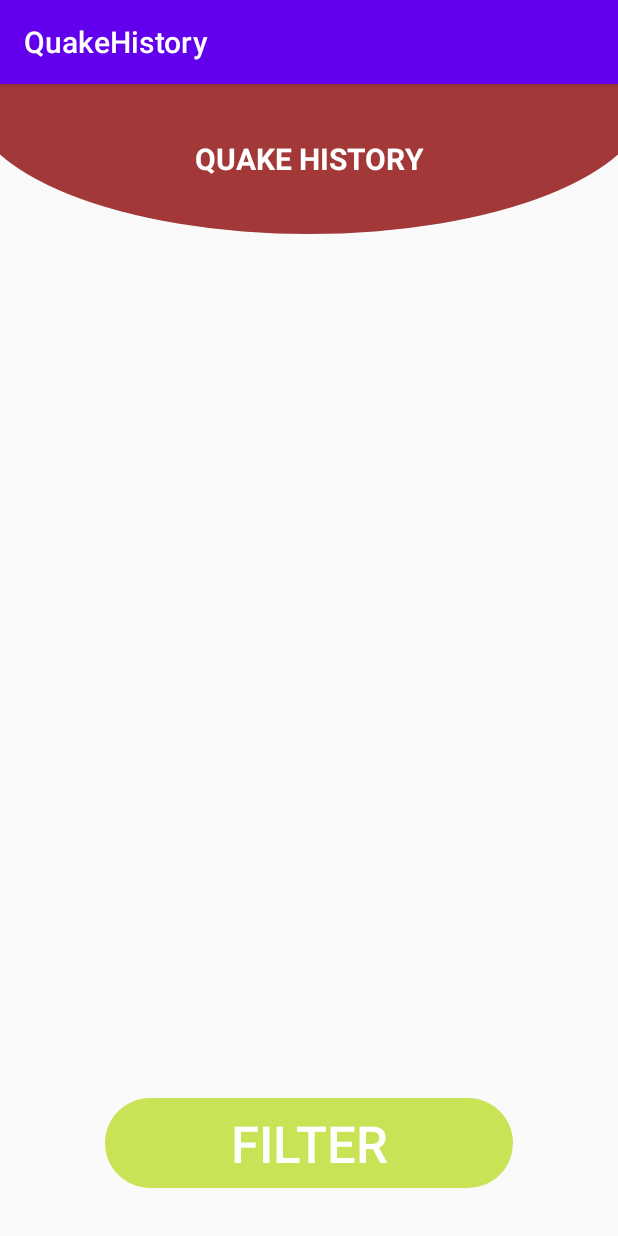
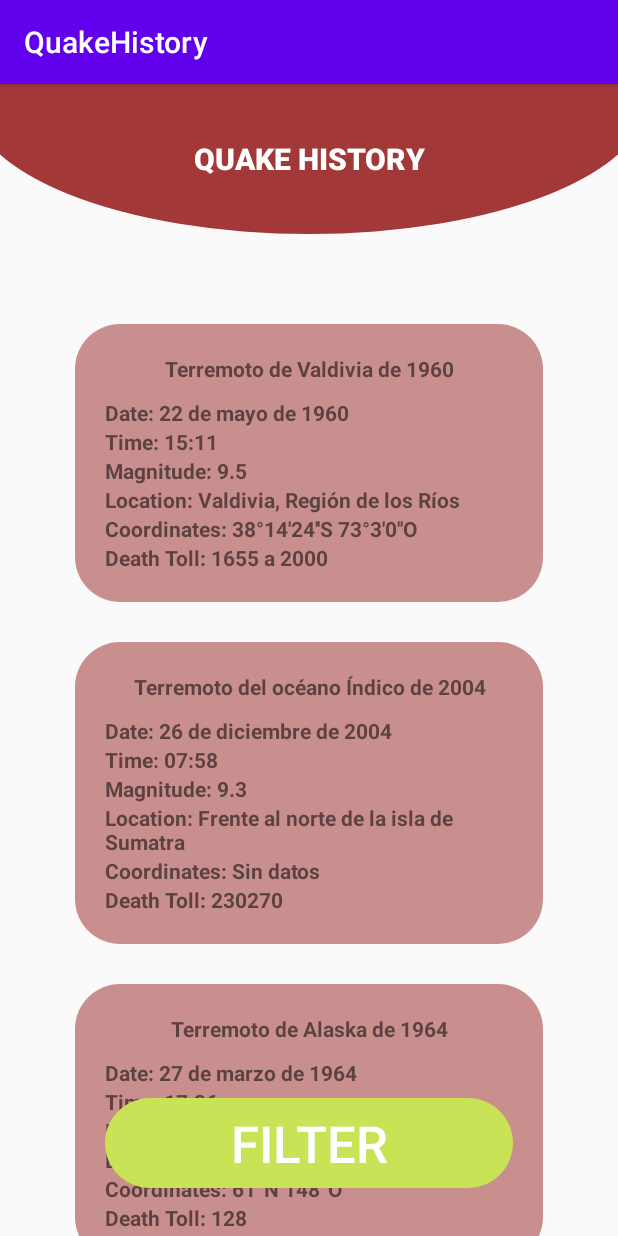
Before and after one commit to josmarqu/Quake_History_Android_Room_App, an Android app: the QuakeHistory screen opened directly, with no data from a screen before it, on a phone screen of 412 x 824 dp. Run offline under Robolectric (Android 15) with nearby library versions, the phone set to English and light mode, and no system bars; our stand-ins replace Room's generated code.

Commit message:
design implemented

```diff
--- a/app/src/main/java/com/example/quakehistory/EqAdapter.java
+++ b/app/src/main/java/com/example/quakehistory/EqAdapter.java
@@ -1,4 +1,87 @@
 package com.example.quakehistory;
 
-public class EqAdapter {
+import android.content.Context;
+import android.view.LayoutInflater;
+import android.view.View;
+import android.view.ViewGroup;
+import android.widget.TextView;
+
+import androidx.annotation.NonNull;
+import androidx.recyclerview.widget.RecyclerView;
+
+
+import com.example.quakehistory.db.room_tables.EarthQuake;
+
+import java.util.List;
+
+public class EqAdapter extends RecyclerView.Adapter<EqAdapter.EqViewHolder> {
+    private List<EarthQuake> eqList;
+    private Context context;
+
+   public EqAdapter(List<EarthQuake> eqList, Context context) {
+        this.eqList = eqList;
+        this.context = context;
+    }
+
+    @NonNull
+    @Override
+    public EqAdapter.EqViewHolder onCreateViewHolder(@NonNull ViewGroup parent, int viewType) {
+        View itemView = LayoutInflater.from(parent.getContext()).inflate(R.layout.earthquake_item, parent, false);
+        return new EqViewHolder(itemView);
+    }
+
+
+    @Override
+    public void onBindViewHolder(@NonNull EqAdapter.EqViewHolder holder, int position) {
+        EarthQuake eq = eqList.get(position);
+        holder.tvTitle.setText(eq.deviceName);
+        String[] parts = eq.date.split(", ");
+        String date, time;
+        if (parts.length == 1) {
+            date = parts[0];
+            time = "n/a";
+        }
+        else {
+            date = parts[0];
+            time = parts[1];
+        }
+        holder.tvDate.setText(context.getResources().getString(R.string.date) + " " + date);
+        holder.tvTime.setText(context.getResources().getString(R.string.time) + " " + time);
+        holder.tvMag.setText(context.getResources().getString(R.string.magnitude) + " " + eq.magnitude);
+        holder.tvLoc.setText(context.getResources().getString(R.string.location) + " " + eq.location);
+        holder.tvCoords.setText(context.getResources().getString(R.string.coordinates) + " " + eq.coordinates);
+        holder.tvDt.setText(context.getResources().getString(R.string.death_toll) + " " + eq.deathToll);
+
+        ViewGroup.MarginLayoutParams layoutParams = (ViewGroup.MarginLayoutParams) holder.itemView.getLayoutParams();
+        if (position == 0) {
+               layoutParams.setMargins(0, 240, 0, 0);
+        }
+        else if (position == eqList.size() - 1) {
+            layoutParams.setMargins(0, 40, 0, 240);
+        }
+        else {
+            layoutParams.setMargins(0, 40, 0, 0);
+        }
+
+        holder.itemView.setLayoutParams(layoutParams);
+   }
+
+    @Override
+    public int getItemCount() {
+        return eqList.size();
+    }
+
+    public class EqViewHolder  extends RecyclerView.ViewHolder{
+        public TextView tvTitle, tvDate, tvTime, tvMag, tvLoc, tvCoords, tvDt;
+        public EqViewHolder(@NonNull View itemView) {
+            super(itemView);
+            tvTitle = itemView.findViewById(R.id.tvTitle);
+            tvDate = itemView.findViewById(R.id.tvDate);
+            tvTime = itemView.findViewById(R.id.tvTime);
+            tvMag = itemView.findViewById(R.id.tvMag);
+            tvLoc = itemView.findViewById(R.id.tvLoc);
+            tvCoords = itemView.findViewById(R.id.tvCoords);
+            tvDt = itemView.findViewById(R.id.tvDt);
+        }
+    }
 }
--- a/app/src/main/java/com/example/quakehistory/QuakeHistory.java
+++ b/app/src/main/java/com/example/quakehistory/QuakeHistory.java
@@ -1,6 +1,9 @@
 package com.example.quakehistory;
 
 import androidx.appcompat.app.AppCompatActivity;
+import androidx.recyclerview.widget.DefaultItemAnimator;
+import androidx.recyclerview.widget.LinearLayoutManager;
+import androidx.recyclerview.widget.RecyclerView;
 
 import android.os.Bundle;
 import android.widget.Button;
@@ -14,20 +17,22 @@ import java.util.ArrayList;
 import java.util.Arrays;
 
 
-public class QuakeHistory extends AppCompatActivity implements OnDialogListener{
-   private Button btnFilter;
+public class QuakeHistory extends AppCompatActivity implements OnDialogListener {
+    private Button btnFilter;
+
     @Override
     protected void onCreate(Bundle savedInstanceState) {
         super.onCreate(savedInstanceState);
         setContentView(R.layout.activity_quake_history);
         initButton();
         initDataLoad();
-        initRvLoad();
+        ArrayList<EarthQuake> earthQuakes = new ArrayList<>();
+        for (EarthQuake eq : EarthQuakeDB.getDatabase(this).eqDao().getAll()) {
+            earthQuakes.add(eq);
+        }
+        initRvLoad(earthQuakes);
     }
 
-    private void initRvLoad() {
-
-    }
 
     private void initDataLoad() {
         File dbFile = getDatabasePath("earth_quake_db");
@@ -47,10 +52,18 @@ public class QuakeHistory extends AppCompatActivity implements OnDialogListener{
         for (CtryAffected ctry : ctryAffected) {
             eqDB.countryDao().insert(ctry);
         }
+    }
 
 
+    private void initRvLoad(ArrayList<EarthQuake> earthQuakes) {
+        EqAdapter adapter = new EqAdapter(earthQuakes, this);
+        RecyclerView.LayoutManager layoutManager = new LinearLayoutManager(this);
+        RecyclerView rvEarthQuake = findViewById(R.id.rvQuakeHistory);
+        rvEarthQuake.setLayoutManager(layoutManager);
+        rvEarthQuake.setItemAnimator(new DefaultItemAnimator());
+        rvEarthQuake.setAdapter(adapter);
+    }
 
-        }
 
     private ArrayList<CtryAffected> loadArrayCtry() {
         ArrayList<CtryAffected> listCtry = new ArrayList<>(Arrays.asList(
--- a/app/src/main/res/layout/activity_quake_history.xml
+++ b/app/src/main/res/layout/activity_quake_history.xml
@@ -6,34 +6,28 @@
     android:layout_height="match_parent"
     tools:context=".QuakeHistory">
 
-    <FrameLayout
-        android:id="@+id/frameLayout"
+    <Button
+        android:id="@+id/button2"
         android:layout_width="match_parent"
-        android:layout_height="100dp"
+        android:layout_height="0dp"
+        android:layout_marginBottom="-100dp"
         android:background="@drawable/semicircle_shape"
-        app:layout_constraintTop_toTopOf="parent"
-        tools:layout_editor_absoluteX="1dp">
-
-        <TextView
-            android:id="@+id/textView10"
-            android:layout_width="match_parent"
-            android:layout_height="match_parent"
-            android:gravity="center"
-            android:text="@string/quake_history"
-            android:textAlignment="center"
-            android:textColor="@color/white"
-            android:textSize="20sp"
-            android:textStyle="bold" />
-    </FrameLayout>
+        android:clickable="false"
+        android:text="@string/quake_history"
+        android:textColor="@color/white"
+        android:textSize="20sp"
+        android:textStyle="bold"
+        app:layout_constraintBottom_toTopOf="@+id/rvQuakeHistory"
+        app:layout_constraintTop_toTopOf="parent" />
 
     <androidx.recyclerview.widget.RecyclerView
-        android:layout_width="409dp"
-        android:layout_height="549dp"
-        android:layout_marginTop="32dp"
-        android:layout_marginBottom="32dp"
-        app:layout_constraintBottom_toTopOf="@+id/btnFilter"
+        android:id="@+id/rvQuakeHistory"
+        android:layout_width="match_parent"
+        android:layout_height="match_parent"
+        android:visibility="visible"
+        app:layout_constraintBottom_toBottomOf="parent"
         app:layout_constraintEnd_toEndOf="parent"
-        app:layout_constraintTop_toBottomOf="@+id/frameLayout" />
+        app:layout_constraintStart_toStartOf="parent" />
 
     <Button
         android:id="@+id/btnFilter"
--- a/app/src/main/res/layout/earthquake_item.xml
+++ b/app/src/main/res/layout/earthquake_item.xml
@@ -2,49 +2,64 @@
 <LinearLayout xmlns:android="http://schemas.android.com/apk/res/android"
     android:layout_width="match_parent"
     android:layout_height="wrap_content"
+    android:layout_marginStart="50dp"
+    android:layout_marginEnd="50dp"
+    android:layout_marginBottom="20dp"
+    android:background="@drawable/roundstyle"
+    android:backgroundTint="#8DA33838"
     android:orientation="vertical"
-    android:padding="20dp">
+    android:padding="20dp"
+    >
 
     <TextView
-        android:id="@+id/textView2"
+        android:id="@+id/tvTitle"
         android:layout_width="match_parent"
         android:layout_height="wrap_content"
+        android:layout_marginBottom="10dp"
         android:text="@string/title"
-        android:textAlignment="center" />
+        android:textAlignment="center"
+        android:textStyle="bold"
+        />
 
     <TextView
         android:id="@+id/tvDate"
         android:layout_width="match_parent"
         android:layout_height="wrap_content"
-        android:text="@string/date" />
+        android:text="@string/date"
+        android:textStyle="bold" />
 
     <TextView
-        android:id="@+id/textView"
+        android:id="@+id/tvTime"
         android:layout_width="match_parent"
         android:layout_height="wrap_content"
-        android:text="@string/time" />
+        android:text="@string/time"
+        android:textStyle="bold" />
 
     <TextView
-        android:id="@+id/textView3"
+        android:id="@+id/tvMag"
         android:layout_width="match_parent"
         android:layout_height="wrap_content"
-        android:text="@string/magnitude" />
+        android:text="@string/magnitude"
+        android:textStyle="bold" />
 
     <TextView
-        android:id="@+id/textView5"
+        android:id="@+id/tvLoc"
         android:layout_width="match_parent"
         android:layout_height="wrap_content"
-        android:text="@string/place" />
+        android:text="@string/location"
+        android:textStyle="bold" />
 
     <TextView
-        android:id="@+id/textView6"
+        android:id="@+id/tvCoords"
         android:layout_width="match_parent"
         android:layout_height="wrap_content"
-        android:text="@string/coordinates" />
+        android:text="@string/coordinates"
+        android:textStyle="bold" />
 
     <TextView
-        android:id="@+id/textView7"
+        android:id="@+id/tvDt"
         android:layout_width="match_parent"
         android:layout_height="wrap_content"
-        android:text="@string/textview" />
+        android:text="@string/death_toll"
+        android:textStyle="bold" />
 </LinearLayout>
--- a/app/src/main/res/values/strings.xml
+++ b/app/src/main/res/values/strings.xml
@@ -6,11 +6,12 @@
     <string name="title">Title</string>
     <string name="time">Time:</string>
     <string name="magnitude">Magnitude:</string>
-    <string name="place">Place:</string>
+    <string name="location">Location:</string>
     <string name="coordinates">Coordinates:</string>
     <string name="textview">TextView</string>
     <string name="country">Country:</string>
     <string name="eartquake_filter">Earthquake Filter</string>
     <string name="implement_OnDialogList">\" must implement OnDialogListener\"</string>
     <string name="filter">FILTER</string>
+    <string name="death_toll">Death Toll:</string>
 </resources>
```
